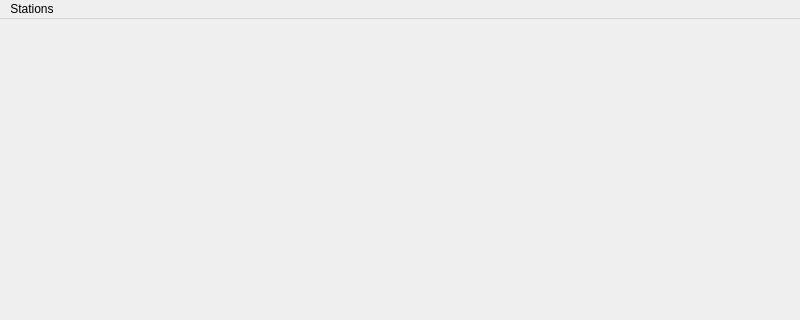
This is tools/route-map/forms/mainwindow.ui in maisvendoo/RRS as Qt 5 draws it before an edit; both pictures show x 0 to 800 and y 0 to 320 of the 800 by 600 pixel window. The edited form follows.
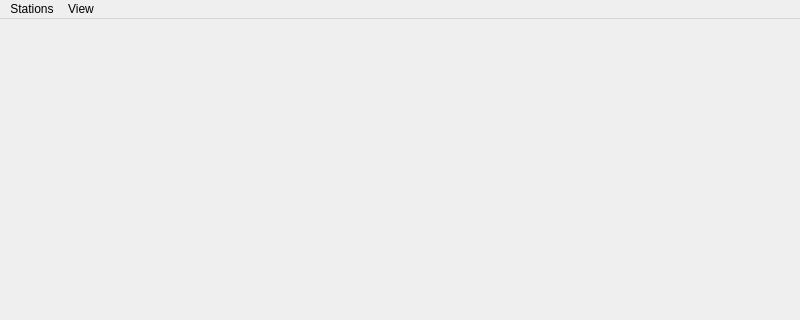
This is the edited form.

What changed in the file:
```diff
--- a/tools/route-map/forms/mainwindow.ui
+++ b/tools/route-map/forms/mainwindow.ui
@@ -37,7 +37,7 @@
      <x>0</x>
      <y>0</y>
      <width>800</width>
-     <height>26</height>
+     <height>22</height>
     </rect>
    </property>
    <widget class="QMenu" name="mStations">
@@ -45,7 +45,14 @@
      <string>Stations</string>
     </property>
    </widget>
+   <widget class="QMenu" name="menuView">
+    <property name="title">
+     <string>View</string>
+    </property>
+    <addaction name="actionShowTrajName"/>
+   </widget>
    <addaction name="mStations"/>
+   <addaction name="menuView"/>
   </widget>
   <widget class="QStatusBar" name="statusbar"/>
  </widget>
```
Left out of the diff: 8 changed lines with no effect on the pictures.
